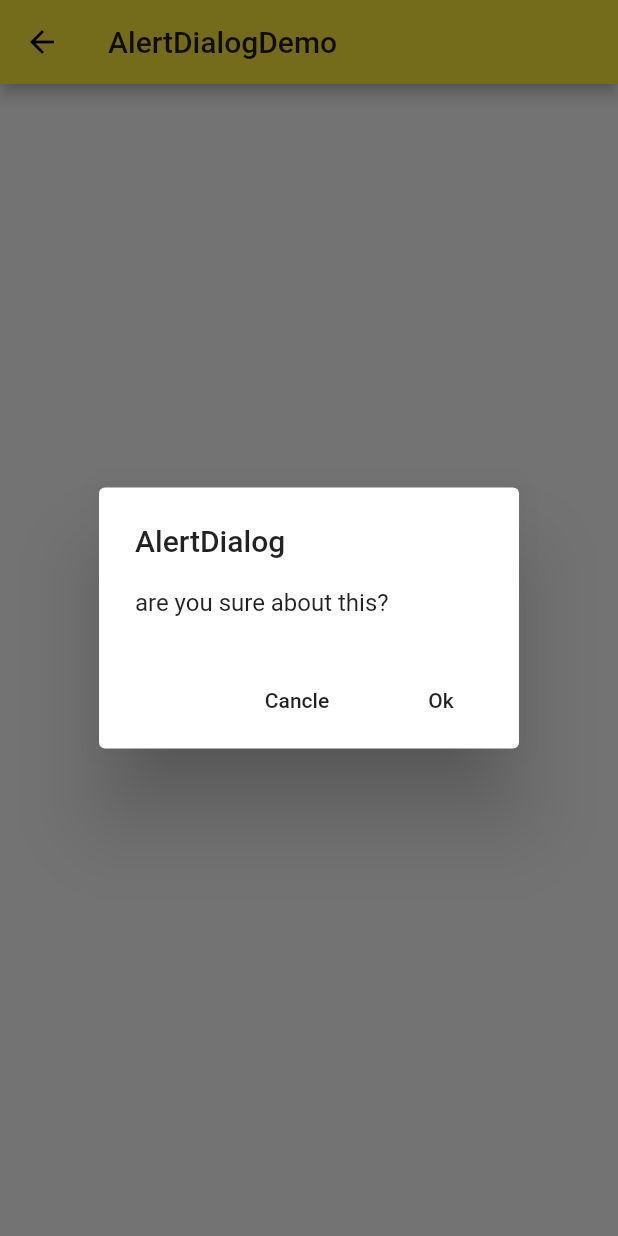
After one commit to JohnsonBob/Flutter_Demo, a Flutter app: the AlertDialogDemo screen opened directly, after a tap on "Open AlertDialog", on a phone screen of 412 x 824 dp. The commit adds this screen. Run offline on Flutter 3.47's test engine with Material 2 defaults, Android fonts, the phone set to English and light mode, and no system bars.

Commit message:
AlertDialogDemo done

```diff
--- /dev/null
+++ b/lib/demo/alert_dialog_demo.dart
@@ -0,0 +1,68 @@
+import 'package:flutter/material.dart';
+import "package:intl/intl.dart";
+
+enum Option { A, B, C, D }
+
+class AlertDialogDemo extends StatefulWidget {
+  @override
+  _AlertDialogDemoState createState() => _AlertDialogDemoState();
+}
+
+class _AlertDialogDemoState extends State<AlertDialogDemo> {
+  var _choice = "Nothing";
+
+  @override
+  Widget build(BuildContext context) {
+    return Scaffold(
+      appBar: AppBar(
+        title: Text('AlertDialogDemo'),
+      ),
+      body: Container(
+        padding: EdgeInsets.all(16.0),
+        child: Column(
+          mainAxisAlignment: MainAxisAlignment.center,
+          children: <Widget>[
+            Row(
+              mainAxisAlignment: MainAxisAlignment.center,
+              children: <Widget>[
+                RaisedButton(
+                  child: Text('Open AlertDialog'),
+                  onPressed: _openAlertDialog,
+                )
+              ],
+            )
+          ],
+        ),
+      ),
+    );
+  }
+
+  void _openAlertDialog() {
+    showDialog(
+        context: context,
+        builder: _builderAlterDialog,
+        barrierDismissible: false   //在空白处关闭
+    );
+  }
+
+  Widget _builderAlterDialog(BuildContext context) {
+    return AlertDialog(
+      title: Text('AlertDialog'),
+      content: Text('are you sure about this?'),
+      actions: <Widget>[
+        FlatButton(
+          child: Text('Cancle'),
+          onPressed: () {
+            Navigator.pop(context);
+          },
+        ),
+        FlatButton(
+          child: Text('Ok'),
+          onPressed: () {
+            Navigator.pop(context);
+          },
+        ),
+      ],
+    );
+  }
+}
--- a/lib/demo/material_component.dart
+++ b/lib/demo/material_component.dart
@@ -1,5 +1,6 @@
 import 'package:flutter/material.dart';
 
+import 'alert_dialog_demo.dart';
 import 'button_demo.dart';
 import 'checkbox_demo.dart';
 import 'datetime_demo.dart';
@@ -32,6 +33,7 @@ class MaterialComponent extends StatelessWidget {
           ListItem(title: "Slider", page: SliderDemo()),
           ListItem(title: "DateTime", page: DateTimeDemo()),
           ListItem(title: "SimpleDialog", page: SimpleDialogDemo()),
+          ListItem(title: "AlertDialog", page: AlertDialogDemo()),
         ],
       ),
     );
```
